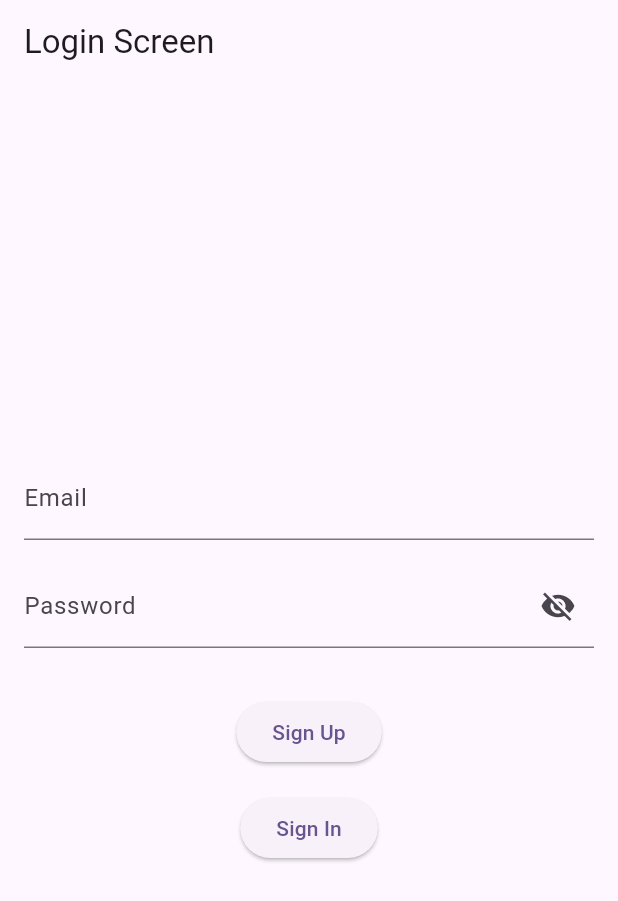
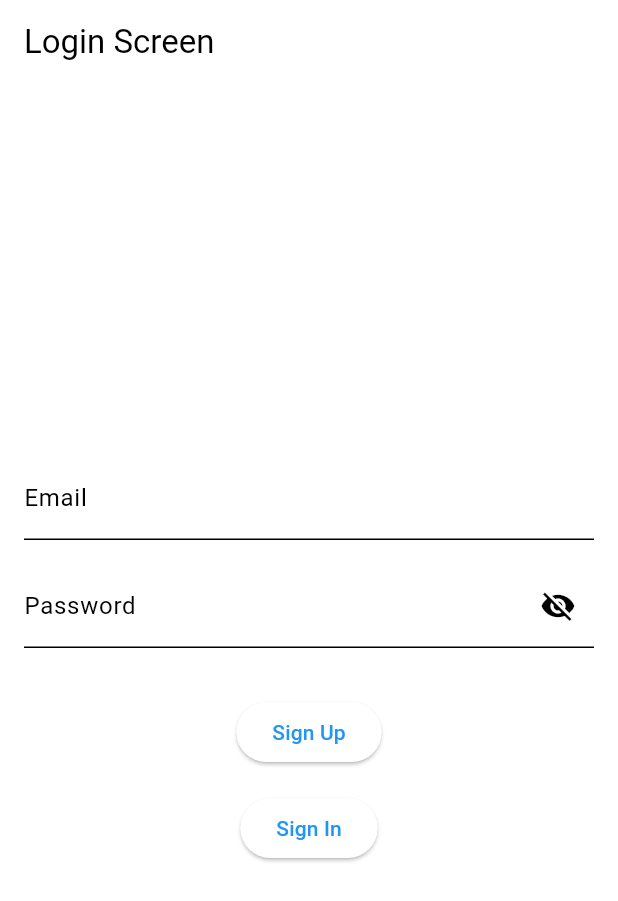
Before and after one commit to Sushobhan-Nayak/GDSC-Workshop-TODO, a Flutter app: the screen it shows after launch, on a phone screen of 412 x 824 dp. Shown: the top 901 px of the screen. Run offline on Flutter 3.47's test engine with Material 3 defaults, Android fonts, the phone set to English and light mode, and no system bars; our stand-ins replace cloud_firestore, firebase_auth, firebase_core; accounts and stored records are empty; generated files the repository leaves out were written again.

Commit message:
minor ui changes

```diff
--- a/lib/main.dart
+++ b/lib/main.dart
@@ -1,6 +1,7 @@
 import 'package:chatapp/firebase_options.dart';
 import 'package:chatapp/screens/login.dart';
 import 'package:chatapp/screens/todo.dart';
+import 'package:chatapp/theme/theme.dart';
 import 'package:firebase_auth/firebase_auth.dart';
 import 'package:firebase_core/firebase_core.dart';
 import 'package:flutter/material.dart';
@@ -21,10 +22,7 @@ class MyApp extends StatelessWidget {
   Widget build(BuildContext context) {
     return MaterialApp(
       debugShowCheckedModeBanner: false,
-      theme: ThemeData(
-        colorScheme: ColorScheme.fromSeed(seedColor: Colors.deepPurple),
-        useMaterial3: true,
-      ),
+      theme: mytheme,
       home: StreamBuilder<User?>(
         stream: _auth.authStateChanges(),
         builder: (context, AsyncSnapshot<User?> snapshot) {
--- /dev/null
+++ b/lib/theme/theme.dart
@@ -0,0 +1,7 @@
+import 'package:flutter/material.dart';
+
+ThemeData mytheme = ThemeData(
+  colorScheme: const ColorScheme.light(
+    primary: Colors.blue,
+  ),
+);
```
Also changed, not shown: lib/screens/todo.dart (+34 -3 lines).
